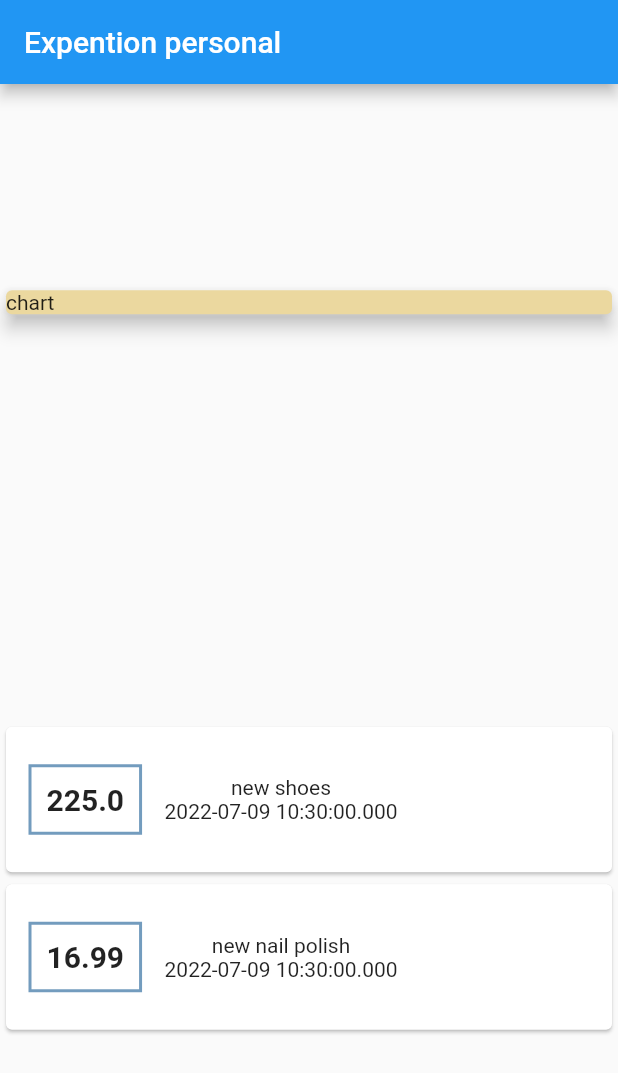
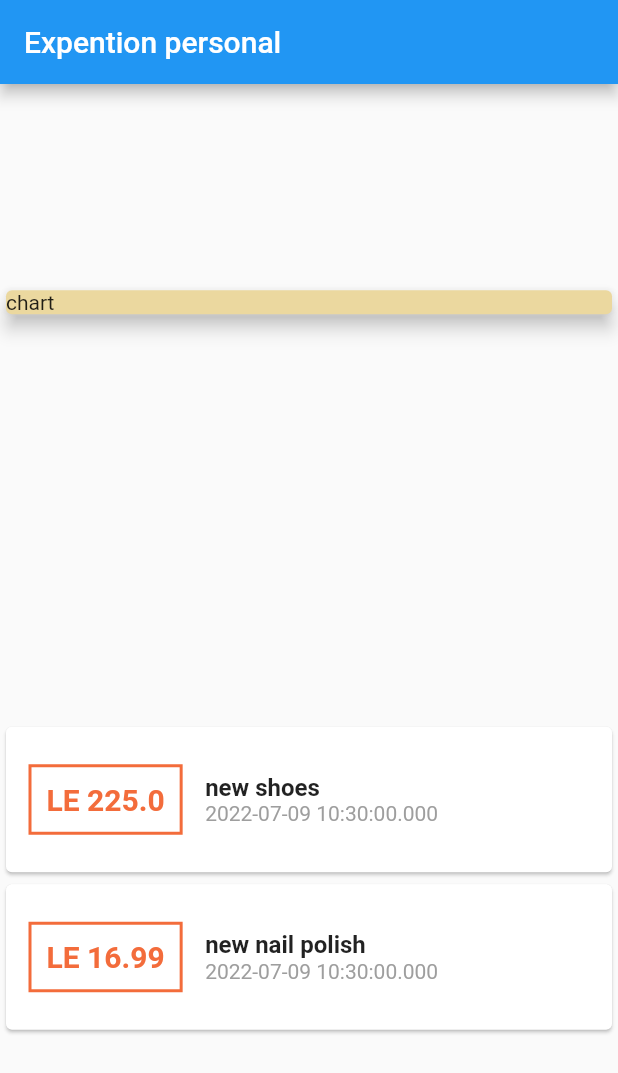
Before and after one commit to Tota6/expensess_personal, a Flutter app: the screen it shows after launch, on a phone screen of 412 x 824 dp. Shown: the top 1073 px of the screen. Run offline on Flutter 3.47's test engine with Material 2 defaults, Android fonts, the phone set to English and light mode, and no system bars.

Commit message:
continue styling the transactions list

```diff
--- a/lib/main.dart
+++ b/lib/main.dart
@@ -57,14 +57,25 @@ class MyHomePage extends StatelessWidget {
                             EdgeInsets.symmetric(horizontal: 15, vertical: 25),
                         decoration: BoxDecoration(
                             border: Border.all(
-                                color: const Color.fromARGB(255, 115, 156, 190),
+                                color: const Color.fromARGB(255, 243, 108, 59),
                                 width: 2)),
-                        child: Text(tx.amount.toString(),
+                        child: Text("LE ${tx.amount.toString()}",
                             style: const TextStyle(
-                                fontWeight: FontWeight.bold, fontSize: 20)),
+                                fontWeight: FontWeight.bold,
+                                fontSize: 20,
+                                color: Color.fromARGB(255, 243, 108, 59))),
                       ),
                       Column(
-                        children: [Text(tx.title), Text(tx.date.toString())],
+                        crossAxisAlignment: CrossAxisAlignment.start,
+                        children: [
+                          Text(tx.title,
+                              style: const TextStyle(
+                                  fontSize: 16, fontWeight: FontWeight.bold)),
+                          Text(
+                            tx.date.toString(),
+                            style: const TextStyle(color: Colors.grey),
+                          )
+                        ],
                       )
                     ],
                   ),
```
